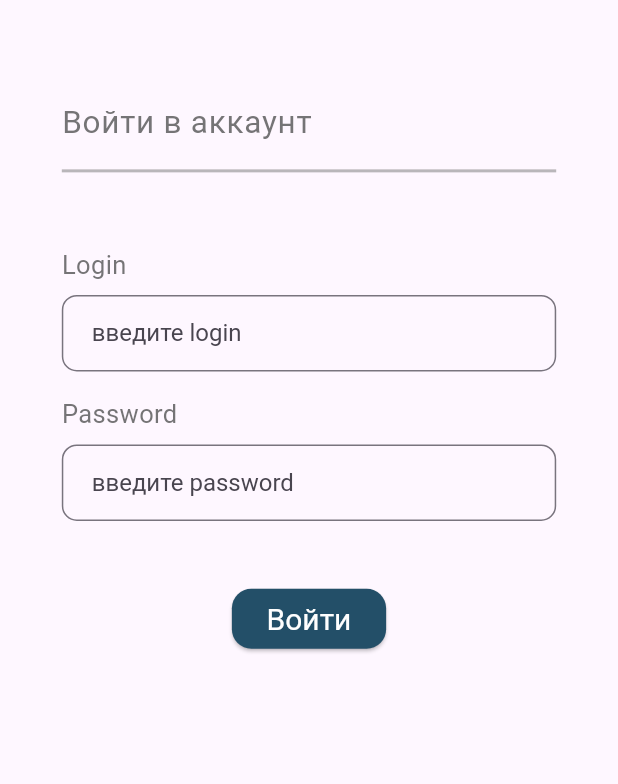
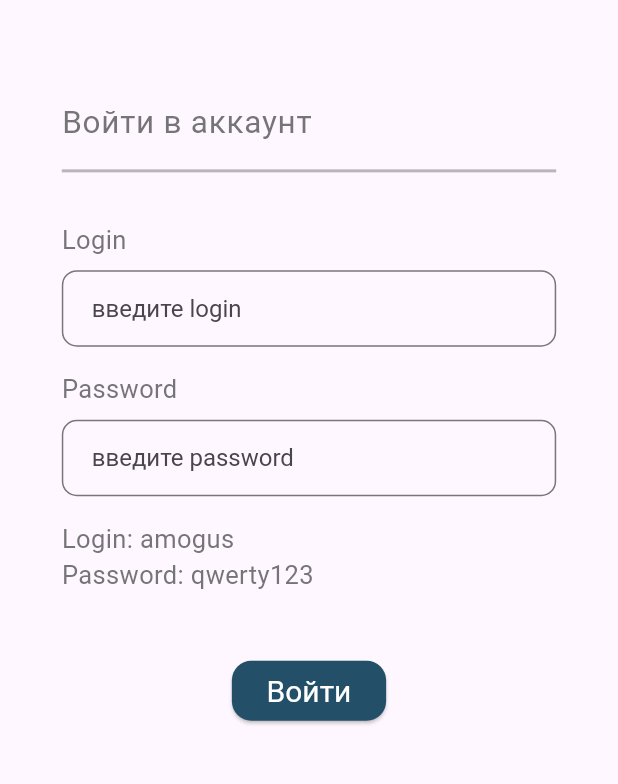
Before and after one commit to Polilo-User/mobileApp, a Flutter app: the LoginPage screen opened by its route, on a phone screen of 412 x 824 dp, the part 128-912 px from its top. Run offline on Flutter 3.47's test engine with Material 3 defaults, Android fonts, the phone set to English and light mode, and no system bars; our stand-ins replace dio, flutter_bloc, flutter_svg, get_it; network calls fail; Roboto replaces fonts that are missing (Montserrat).

Commit message:
bloc login_screen_bloc.dart

```diff
--- a/mobile_app_/lib/main.dart
+++ b/mobile_app_/lib/main.dart
@@ -4,6 +4,7 @@
 
 
 import 'package:mobile_app_/repositories/chat_repository/chat_repository.dart';
+import 'package:mobile_app_/repositories/user_repository/user_repository.dart';
 
 import 'app.dart';
 
@@ -45,6 +46,7 @@ void main() {
     GetIt.I.registerLazySingleton<ChatRepository>(() => (ChatRepository()));
 
     // репозиторий пользователя
+    GetIt.I.registerSingleton<UserRepository>((UserRepository(dio:Dio())));
 
 
   runApp(const MobileApp());
--- a/mobile_app_/lib/modules/chat/view/chat.dart
+++ b/mobile_app_/lib/modules/chat/view/chat.dart
@@ -31,8 +31,7 @@ class _ChatState extends State<Chat> {
         body:
           Column(
             children: [
-                Container(
-                  child: Expanded(
+                Expanded(
                   child: ListView.builder(
                   itemCount: chatRepository.messages.length,
                   itemBuilder: (context, index) { // Text(chatRepository.messages[index].text)
@@ -41,7 +40,6 @@ class _ChatState extends State<Chat> {
                     }
                       return view.MessageUI(mess: chatRepository.messages[index], background: const Color.fromRGBO(124, 201, 137, 1.0));
                     },
-                  )
                 )
               )
             ]
--- /dev/null
+++ b/mobile_app_/lib/modules/user_screen/bloc/login_screen_bloc.dart
@@ -0,0 +1,46 @@
+
+
+
+import 'package:flutter_bloc/flutter_bloc.dart';
+import 'package:get_it/get_it.dart';
+
+import 'package:mobile_app_/repositories/user_repository/user_repository.dart';
+
+part 'login_screen_event.dart';
+part 'login_screen_state.dart';
+
+class LoginScreenBloc extends Bloc<LoginScreenEvent, LoginScreenState> {
+
+  final UserRepository userRepository;
+  LoginScreenBloc(this.userRepository) : super(LoginScreenInitial()) {
+
+    // проверка на состояние входа в аккаунт
+    on<LoginCheck>( (event, emit) async {
+
+      // если пользователь залогинен -> переходимуем в личный кабинет
+      // if
+      // emit
+
+      // если пользователь не залогинен -> показываем форму входа
+      // else
+
+      emit(LoginState());
+    });
+
+    // войти в аккаунт
+    on<LoginToAccount>( (event, emit) async {
+
+      var responce = await userRepository.userAuth(login: event.login, password: event.password);
+
+      // проверка на ошибку логина/пароля
+      if (responce is bool) {
+        if (responce == false) {
+          emit(LoginState(hasError: true));
+        }
+      }
+
+
+    });
+
+  }
+}
--- /dev/null
+++ b/mobile_app_/lib/modules/user_screen/bloc/login_screen_event.dart
@@ -0,0 +1,23 @@
+
+
+
+
+
+part of 'login_screen_bloc.dart';
+
+
+
+
+abstract class LoginScreenEvent {}
+
+
+
+// экран загружен
+class LoginCheck extends LoginScreenEvent {}
+
+// войти в аккаунт
+class LoginToAccount extends LoginScreenEvent {
+  LoginToAccount({required this.login, required this.password});
+  final String login;
+  final String password;
+}
--- /dev/null
+++ b/mobile_app_/lib/modules/user_screen/bloc/login_screen_state.dart
@@ -0,0 +1,21 @@
+
+
+
+
+
+part of 'login_screen_bloc.dart';
+
+
+abstract class LoginScreenState {}
+
+class LoginScreenInitial extends LoginScreenState {}
+
+
+// состояние в котором нужно показать форму входа
+class LoginState extends LoginScreenState {
+  bool hasError;
+  LoginState({this.hasError = false});
+}
+
+// состояние в котором нужно показать личный кабинет
+class AccountState extends LoginScreenState {}
--- a/mobile_app_/lib/modules/user_screen/view/login_page.dart
+++ b/mobile_app_/lib/modules/user_screen/view/login_page.dart
@@ -4,8 +4,13 @@
 
 
 import 'package:flutter/material.dart';
+import 'package:flutter_bloc/flutter_bloc.dart';
+import 'package:get_it/get_it.dart';
 
 import 'package:mobile_app_/modules/residence_complex_and_rooms_filter/widgets/widgets.dart';
+
+import 'package:mobile_app_/modules/user_screen/bloc/login_screen_bloc.dart';
+import '../../../repositories/user_repository/user_repository.dart';
 
 class LoginPage extends StatefulWidget {
   const LoginPage({super.key});
@@ -15,15 +20,28 @@ class LoginPage extends StatefulWidget {
 }
 
 class _LoginPageState extends State<LoginPage> {
+
+
+  final loginConroller = TextEditingController();
+  final passwordConroller = TextEditingController();
+
+  final _loginScreenBloc = LoginScreenBloc(GetIt.I<UserRepository>());
+
+  @override
+  void initState() {
+    // добавляем event проверки авторизации
+    _loginScreenBloc.add(LoginCheck());
+    super.initState();
+  }
+
+
   @override
   Widget build(BuildContext context) {
     final thm = Theme.of(context);
 
-    final loginConroller = TextEditingController();
-    final passwordConroller = TextEditingController();
-
     return Scaffold(
       body:
+        // Root контейнер
         Container(
           padding: EdgeInsets.only(
             top: MediaQuery.of(context).size.height * 0.02,
@@ -31,11 +49,22 @@ class _LoginPageState extends State<LoginPage> {
             left: MediaQuery.of(context).size.width * 0.05,
             right: MediaQuery.of(context).size.width * 0.05,
           ),
-          child: Column(
+          child:
+
+          Column(
             children: [
 
               HardBackArrow(),
 
+              BlocBuilder<LoginScreenBloc, LoginScreenState>(
+                bloc: _loginScreenBloc,
+                builder: (context, state) {
+
+                  // пользователь не зарегестрирован
+                  if (state is LoginState) {
+                    return Column(
+                      children: [
+                        // Главный заголовок
                         Container(
                           width: double.infinity,
                           margin: EdgeInsets.only(
@@ -69,7 +98,7 @@ class _LoginPageState extends State<LoginPage> {
                         Container(
                           width: double.infinity,
                           margin: EdgeInsets.only(
-                  top: MediaQuery.of(context).size.height * 0.05,
+                            top: MediaQuery.of(context).size.height * 0.03,
                             bottom: MediaQuery.of(context).size.height * 0.01,
                             left: MediaQuery.of(context).size.width * 0.05,
                           ),
@@ -83,7 +112,7 @@ class _LoginPageState extends State<LoginPage> {
                           ),
                         ),
 
-              // Поле логин
+                        // Поле Login
                         Container(
                             margin: EdgeInsets.only(
                               right: MediaQuery.of(context).size.width * 0.05,
@@ -91,6 +120,9 @@ class _LoginPageState extends State<LoginPage> {
                             ),
                             child: TextField(
                               controller: loginConroller,
+                              onChanged: (var value) {
+                                loginConroller.text = value;
+                              },
                               decoration: InputDecoration(
                                 border:  OutlineInputBorder(
                                   borderRadius: BorderRadius.circular(10.0),
@@ -98,6 +130,7 @@ class _LoginPageState extends State<LoginPage> {
                                 hintText: " введите login",
                               ),
                               style: thm.textTheme.displayMedium,
+                              minLines: 1,
                               maxLines: 1,
                             )
                         ),
@@ -120,7 +153,7 @@ class _LoginPageState extends State<LoginPage> {
                           ),
                         ),
 
-              // Поле логин
+                        // Поле Password
                         Container(
                             margin: EdgeInsets.only(
                               right: MediaQuery.of(context).size.width * 0.05,
@@ -128,6 +161,9 @@ class _LoginPageState extends State<LoginPage> {
                             ),
                             child: TextField(
                               controller: passwordConroller,
+                              onChanged: (var value) {
+                                passwordConroller.text = value;
+                              },
                               decoration: InputDecoration(
                                 border:  OutlineInputBorder(
                                   borderRadius: BorderRadius.circular(10.0),
@@ -135,7 +171,39 @@ class _LoginPageState extends State<LoginPage> {
                                 hintText: " введите password",
                               ),
                               style: thm.textTheme.displayMedium,
+                              minLines: 1,
                               maxLines: 1,
+                            )
+                        ),
+
+                        // подсказка к паролю
+                        Container(
+                            width: double.infinity,
+                            margin: EdgeInsets.only(
+                              top: MediaQuery.of(context).size.height * 0.02,
+                              left: MediaQuery.of(context).size.width * 0.05,
+                              right: MediaQuery.of(context).size.width * 0.05,
+                            ),
+                            child: const Column(
+                              crossAxisAlignment: CrossAxisAlignment.start,
+                              children: [
+                                Text(
+                                    "Login: amogus",
+                                    style: TextStyle(
+                                      fontFamily: "Montserrat",
+                                      fontSize: 17,
+                                      color: Color.fromRGBO(79, 79, 79, 0.78),
+                                    )
+                                ),
+                                Text(
+                                    "Password: qwerty123",
+                                    style: TextStyle(
+                                      fontFamily: "Montserrat",
+                                      fontSize: 17,
+                                      color: Color.fromRGBO(79, 79, 79, 0.78),
+                                    )
+                                )
+                              ],
                             )
                         ),
 
@@ -147,6 +215,7 @@ class _LoginPageState extends State<LoginPage> {
                           child: ElevatedButton(
                             onPressed: () {
                               // TODO добавить обработку текста ввохода
+                              print("${loginConroller.text} ${passwordConroller.text}");
                             },
                             style: ButtonStyle(
                                 backgroundColor: MaterialStateProperty.all(
@@ -162,7 +231,17 @@ class _LoginPageState extends State<LoginPage> {
                                 )
                             ),
                           ),
+                        ),
+                      ],
+                    );
+                  }
+
+                  return Text("_loginScreenBloc error");
+
+                }
               )
+
+
 
             ],
           ),
--- a/mobile_app_/lib/repositories/user_repository/user_repository.dart
+++ b/mobile_app_/lib/repositories/user_repository/user_repository.dart
@@ -29,8 +29,12 @@ class UserRepository {
   }
 
   // запишет токен в локальное хранилище/бд
-  Future<String> userAuth({required String login, required String password}) async {
+  Future<dynamic> userAuth({required String login, required String password}) async {
 
+    // ошибка аутентификации
+    return false;
+
+    // без ошибки аутентификации
     return '';
   }
 
```
Lines whose indentation alone changed are shown as unchanged.
